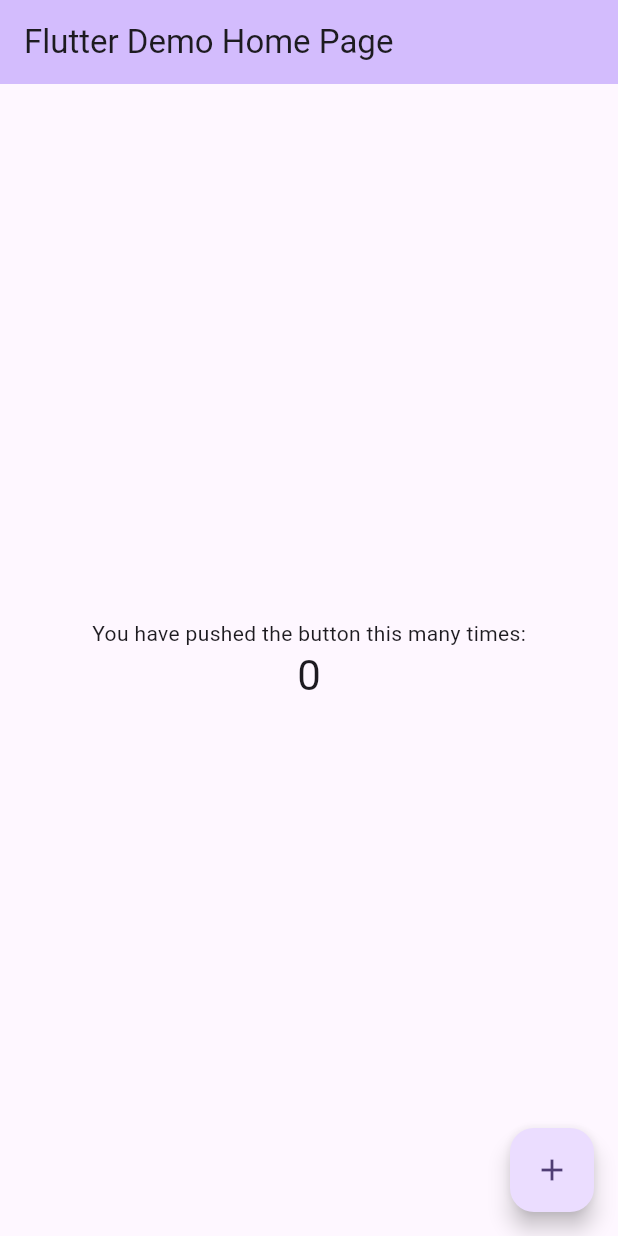
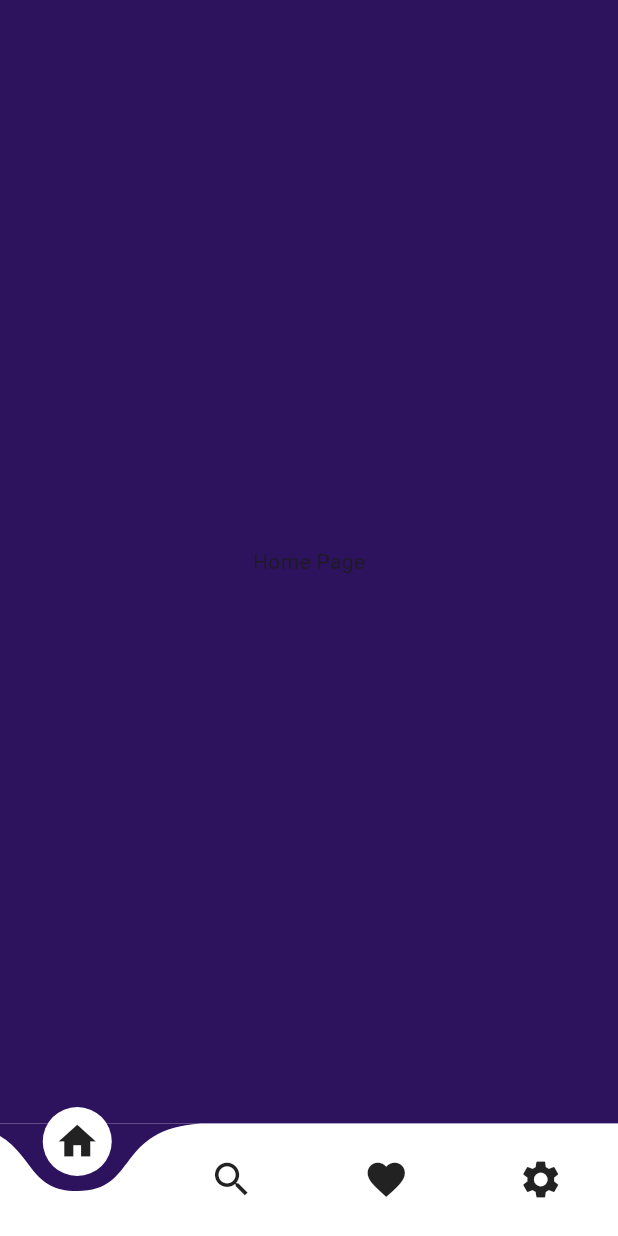
Before and after one commit to RMCV-Rajapaksha/Travelling-App, a Flutter app: the screen it shows after launch, on a phone screen of 412 x 824 dp. Run offline on Flutter 3.47's test engine with Material 3 defaults, Android fonts, the light colour scheme and no system bars; drawn by our look-alikes of curved_navigation_bar.

Commit message:
chore: Refactor main.dart and add SideMenu component

```diff
--- /dev/null
+++ b/travel_app/lib/components/side_menu.dart
@@ -0,0 +1,57 @@
+import 'package:curved_navigation_bar/curved_navigation_bar.dart';
+import 'package:flutter/material.dart';
+
+class SideMenu extends StatefulWidget {
+  const SideMenu({super.key});
+
+  @override
+  State<SideMenu> createState() => _SideMenuState();
+}
+
+class _SideMenuState extends State<SideMenu> {
+  int _currentIndex = 0; // Track the selected index
+
+  final List<Widget> _pages = [
+    const Icon(Icons.home, size: 30),
+    const Icon(Icons.search, size: 30),
+    const Icon(Icons.favorite, size: 30),
+    const Icon(Icons.settings, size: 30),
+    // Add your pages here
+  ];
+
+  final List<Widget> _contentPages = [
+    Center(child: Text('Home Page')),
+    Center(child: Text('Search Page')),
+    Center(child: Text('Favorites Page')),
+    Center(child: Text('Settings Page')),
+    // Add your actual page content here
+  ];
+
+  final List<Color> _bgColors = [
+    const Color.fromARGB(255, 45, 18, 93),
+    Colors.deepPurple,
+    const Color.fromARGB(255, 174, 170, 180),
+    const Color.fromARGB(255, 58, 183, 62),
+    // Add your colors here
+  ];
+
+  @override
+  Widget build(BuildContext context) {
+    return Scaffold(
+      body: Container(
+        color: _bgColors[_currentIndex],
+        child: _contentPages[_currentIndex], // Display the current page content
+      ),
+      bottomNavigationBar: CurvedNavigationBar(
+        backgroundColor: _bgColors[_currentIndex],
+        items: _pages,
+        animationDuration: Duration(milliseconds: 200),
+        onTap: (index) {
+          setState(() {
+            _currentIndex = index; // Update the current index
+          });
+        },
+      ),
+    );
+  }
+}
--- a/travel_app/lib/main.dart
+++ b/travel_app/lib/main.dart
@@ -1,4 +1,5 @@
 import 'package:flutter/material.dart';
+import 'package:travel_app/components/side_menu.dart';
 
 void main() {
   runApp(const MyApp());
@@ -16,59 +17,7 @@
         colorScheme: ColorScheme.fromSeed(seedColor: Colors.deepPurple),
         useMaterial3: true,
       ),
-      home: const MyHomePage(title: 'Flutter Demo Home Page'),
+      home: SideMenu(),
     );
   }
 }
-
-class MyHomePage extends StatefulWidget {
-  const MyHomePage({super.key, required this.title});
-
-  final String title;
-
-  @override
-  State<MyHomePage> createState() => _MyHomePageState();
-}
-
-class _MyHomePageState extends State<MyHomePage> {
-  int _counter = 0;
-
-  void _incrementCounter() {
-    setState(() {
-      _counter++;
-    });
-  }
-
-  @override
-  Widget build(BuildContext context) {
-    return Scaffold(
-      appBar: AppBar(
-        backgroundColor: Theme.of(context).colorScheme.inversePrimary,
-        // Here we take the value from the MyHomePage object that was created by
-        // the App.build method, and use it to set our appbar title.
-        title: Text(widget.title),
-      ),
-      body: Center(
-        // Center is a layout widget. It takes a single child and positions it
-        // in the middle of the parent.
-        child: Column(
-          mainAxisAlignment: MainAxisAlignment.center,
-          children: <Widget>[
-            const Text(
-              'You have pushed the button this many times:',
-            ),
-            Text(
-              '$_counter',
-              style: Theme.of(context).textTheme.headlineMedium,
-            ),
-          ],
-        ),
-      ),
-      floatingActionButton: FloatingActionButton(
-        onPressed: _incrementCounter,
-        tooltip: 'Increment',
-        child: const Icon(Icons.add),
-      ),
-    );
-  }
-}
--- a/travel_app/pubspec.yaml
+++ b/travel_app/pubspec.yaml
@@ -35,6 +35,7 @@ dependencies:
   # The following adds the Cupertino Icons font to your application.
   # Use with the CupertinoIcons class for iOS style icons.
   cupertino_icons: ^1.0.6
+  curved_navigation_bar: ^1.0.6
 
 dev_dependencies:
   flutter_test:
```
Also changed, not shown: travel_app/pubspec.lock.
